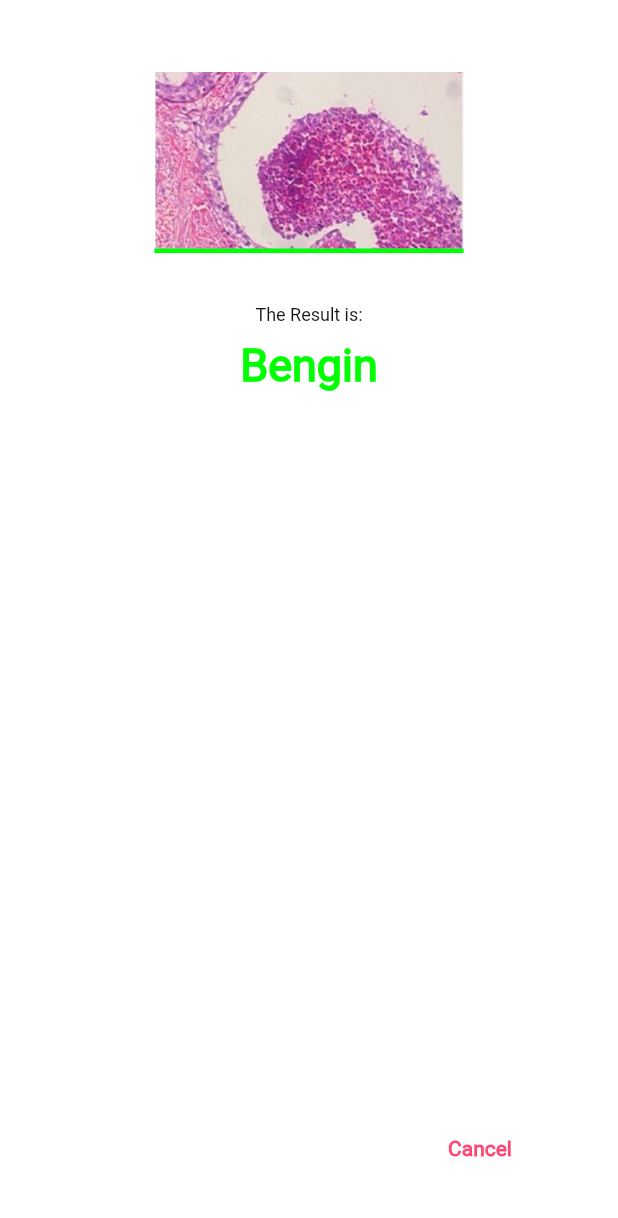
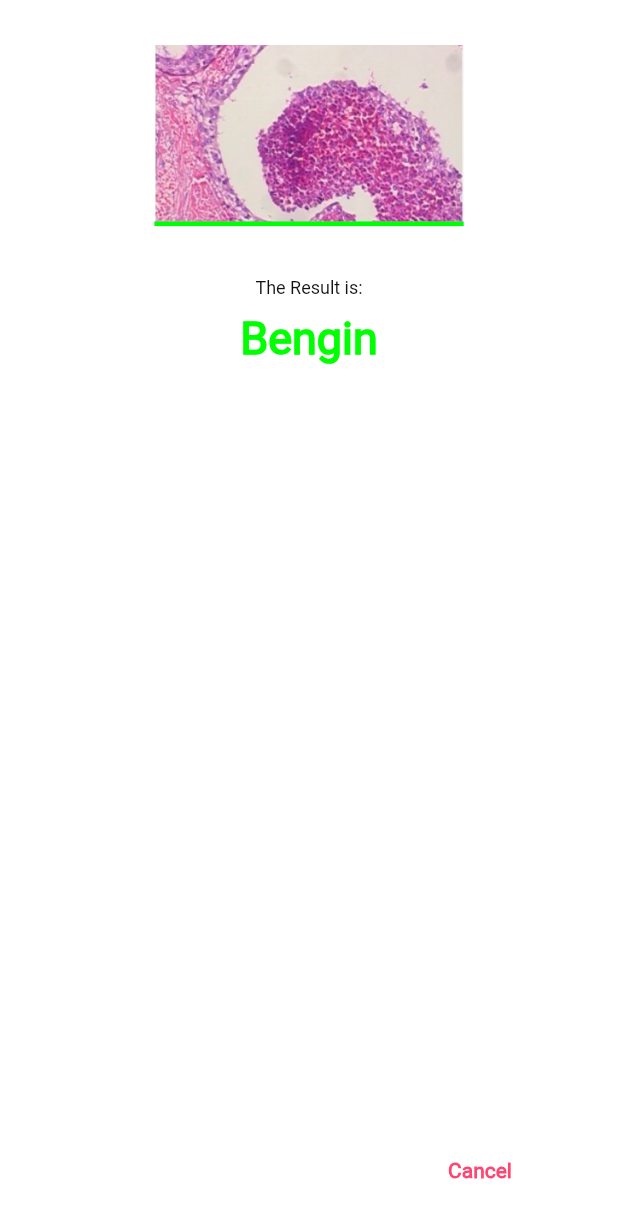
Before and after one commit to Mafarra/histopathological_for_Cancer_check_medical, a Flutter app: the GlobalDialogWidget screen opened directly, on a phone screen of 412 x 824 dp. Shown: the top 1218 px of the screen. Run offline on Flutter 3.47's test engine with Material 2 defaults, Android fonts, the phone set to English and light mode, and no system bars; our stand-ins replace flutter_svg, get; missing offline and left inert: gif_view.

Commit message:
first vertion is done

```diff
--- a/lib/view/AppWidgets/gloable_dialog_widget.dart
+++ b/lib/view/AppWidgets/gloable_dialog_widget.dart
@@ -25,22 +25,22 @@ class GlobalDialogWidget extends StatelessWidget {
   @override
   Widget build(BuildContext context) {
     return Container(
-      height: AppConst.appScreenHight / 2,
+      height:  AppConst.appScreenHight>=820? AppConst.appScreenHight / 2.5:AppConst.appScreenHight /2.2,
       decoration: BoxDecoration(
           color: AppColor.whiteColor,
           borderRadius: const BorderRadius.all(Radius.circular(20))),
-      padding: const EdgeInsets.symmetric(horizontal: 20),
+      padding: const EdgeInsets.symmetric(horizontal: 20,vertical: 20),
       margin: const EdgeInsets.symmetric(horizontal: 40),
       child: Scaffold(
         backgroundColor: AppColor.whiteColor,
         body: Column(
+          mainAxisAlignment: MainAxisAlignment.spaceBetween,
           children: [
             Padding(
-              padding: const EdgeInsets.all(20.0),
+              padding: const EdgeInsets.all(10.0),
               child: Column(
-                mainAxisSize: MainAxisSize.min,
+                mainAxisSize: MainAxisSize.max,
                 children: [
-                  const SizedBox(height: 28),
                   Column(
                     children: [
                       Image.asset(
@@ -80,25 +80,21 @@ class GlobalDialogWidget extends StatelessWidget {
                 ],
               ),
             ),
-            Spacer(),
             Align(
               alignment: Alignment.bottomRight,
-              child: Row(
-                mainAxisAlignment: MainAxisAlignment.end,
-                children: [
-                  TextButton(
+              child: TextButton(
                   onPressed: onCancelBtnClick ?? () {},
+                  child: FittedBox(
                     child: CustomText(
                       text: "Cancel",
                       textColor: AppColor.primaryColor,
                       textAlign: TextAlign.right,
                       fontSize: 14,
                       fontWeight: FontWeight.bold,
+                    ),
                   )),
-                ],
             ),
-            ),
-            SizedBox(height: AppConst.appScreenWidth / 12),
+            // const SizedBox(height: 10),
           ],
         ),
       ),
```
Also changed, not shown: lib/view/Home/home_screen_view.dart (+37 -8 lines), lib/main.dart (line endings or trailing spaces). Lines whose indentation alone changed are shown as unchanged.
